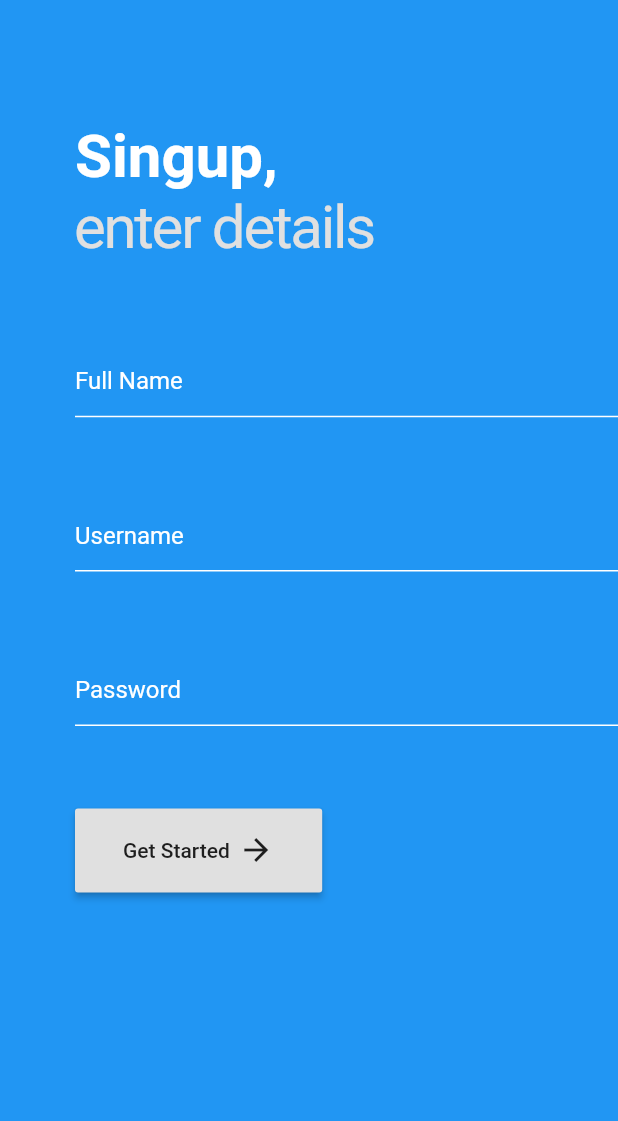
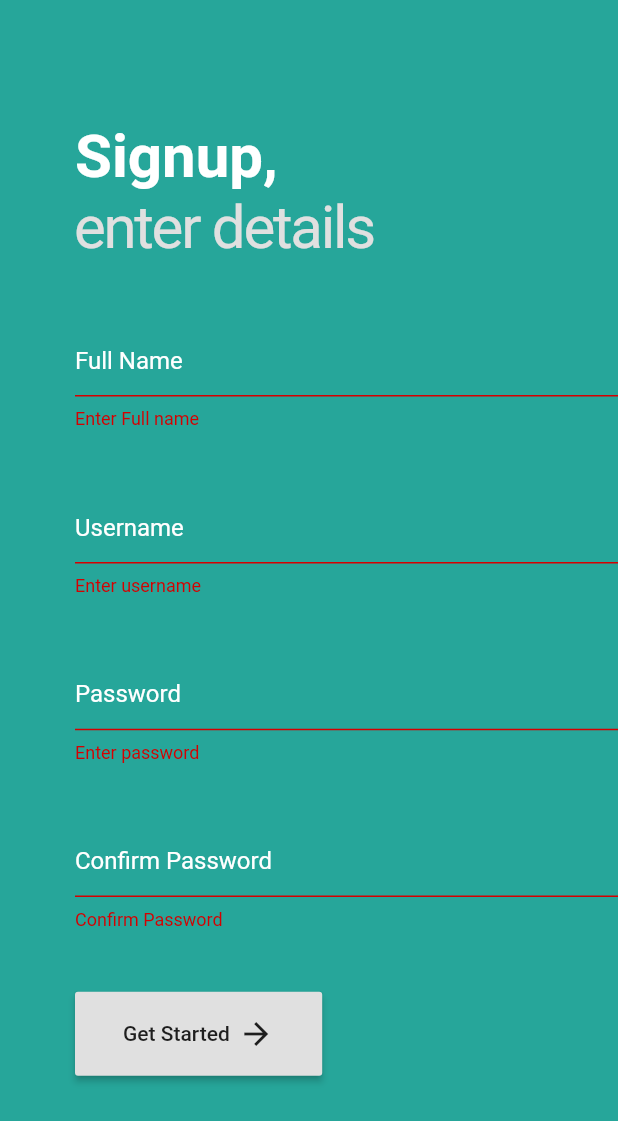
Before and after one commit to mohitsharma23/anchor, a Flutter app: the Signup screen opened by its route, after a tap on "Get Started", on a phone screen of 412 x 824 dp. Shown: the top 1121 px of the screen. Run offline on Flutter 3.47's test engine with Material 2 defaults, Android fonts, the phone set to English and light mode, and no system bars.

Commit message:
Form and user model

```diff
--- /dev/null
+++ b/lib/models/User.dart
@@ -0,0 +1,7 @@
+class UserModel {
+  String fullName;
+  String username;
+  String password;
+
+  UserModel({this.fullName, this.username, this.password});
+}
--- a/lib/pages/login.dart
+++ b/lib/pages/login.dart
@@ -1,4 +1,5 @@
 import 'package:flutter/material.dart';
+import '../models/User.dart';
 
 class Login extends StatefulWidget {
   @override
@@ -6,6 +7,17 @@ class Login extends StatefulWidget {
 }
 
 class _LoginState extends State<Login> {
+  final user = UserModel();
+  final _formKey = GlobalKey<FormState>();
+
+  void validateForm() {
+    if (_formKey.currentState.validate()) {
+      _formKey.currentState.save();
+      print(user.username);
+      print(user.password);
+    }
+  }
+
   @override
   Widget build(BuildContext context) {
     return Scaffold(
@@ -13,12 +25,15 @@ class _LoginState extends State<Login> {
         child: SingleChildScrollView(
             child: Padding(
           padding: const EdgeInsets.fromLTRB(50, 40, 0, 40),
+          child: Form(
+            key: _formKey,
             child: Column(
               crossAxisAlignment: CrossAxisAlignment.start,
               children: <Widget>[
                 SizedBox(height: MediaQuery.of(context).size.height / 20),
                 Text('Welcome,',
-                  style: TextStyle(fontWeight: FontWeight.bold, fontSize: 40)),
+                    style:
+                        TextStyle(fontWeight: FontWeight.bold, fontSize: 40)),
                 Text(
                   'sign in to continue',
                   style: TextStyle(
@@ -26,10 +41,32 @@ class _LoginState extends State<Login> {
                 ),
                 SizedBox(height: MediaQuery.of(context).size.height / 15),
                 TextFormField(
+                  validator: (value) {
+                    if (value.isEmpty) {
+                      return 'Please enter username';
+                    }
+                    return null;
+                  },
+                  onSaved: (value) {
+                    setState(() {
+                      user.username = value;
+                    });
+                  },
                   decoration: InputDecoration(hintText: 'Username'),
                 ),
                 SizedBox(height: MediaQuery.of(context).size.height / 15),
                 TextFormField(
+                  validator: (value) {
+                    if (value.isEmpty) {
+                      return 'Please enter password';
+                    }
+                    return null;
+                  },
+                  onSaved: (value) {
+                    setState(() {
+                      user.password = value;
+                    });
+                  },
                   decoration: InputDecoration(hintText: 'Password'),
                   obscureText: true,
                 ),
@@ -40,7 +77,7 @@ class _LoginState extends State<Login> {
                     Container(
                       width: MediaQuery.of(context).size.width / 2.5,
                       child: RaisedButton(
-                        onPressed: () {},
+                          onPressed: validateForm,
                           child: Padding(
                             padding: const EdgeInsets.all(16.0),
                             child: Row(
@@ -66,6 +103,7 @@ class _LoginState extends State<Login> {
                 )
               ],
             ),
+          ),
         )),
       ),
     );
--- a/lib/pages/signup.dart
+++ b/lib/pages/signup.dart
@@ -1,4 +1,5 @@
 import 'package:flutter/material.dart';
+import 'package:rss_reader/models/User.dart';
 
 class Signup extends StatefulWidget {
   @override
@@ -6,18 +7,31 @@ class Signup extends StatefulWidget {
 }
 
 class _SignupState extends State<Signup> {
+  String password;
+  String confirmPass;
+  final user = UserModel();
+  final _formKey = GlobalKey<FormState>();
+
+  void validateForm() {
+    if (_formKey.currentState.validate()) {
+      print(user);
+    }
+  }
+
   @override
   Widget build(BuildContext context) {
     return Scaffold(
-        backgroundColor: Colors.blue,
+        backgroundColor: Colors.teal[400],
         body: SingleChildScrollView(
           child: Padding(
             padding: const EdgeInsets.fromLTRB(50, 40, 0, 40),
+            child: Form(
+              key: _formKey,
               child: Column(
                   crossAxisAlignment: CrossAxisAlignment.start,
                   children: <Widget>[
                     SizedBox(height: MediaQuery.of(context).size.height / 20),
-                  Text('Singup,',
+                    Text('Signup,',
                         style: TextStyle(
                             fontWeight: FontWeight.bold,
                             fontSize: 40,
@@ -29,45 +43,79 @@ class _SignupState extends State<Signup> {
                           color: Colors.grey[300],
                           letterSpacing: -1.5),
                     ),
-                  SizedBox(height: MediaQuery.of(context).size.height / 15),
-                  TextFormField(
-                    style: TextStyle(color: Colors.white),
-                    decoration: InputDecoration(
+                    SizedBox(height: MediaQuery.of(context).size.height / 20),
+                    CustomTextFormField(
                       hintText: 'Full Name',
-                        hintStyle: TextStyle(color: Colors.white),
-                        focusedBorder: UnderlineInputBorder(
-                            borderSide: BorderSide(color: Colors.black)),
-                        enabledBorder: UnderlineInputBorder(
-                            borderSide: BorderSide(color: Colors.white))),
+                      validator: (String value) {
+                        if (value.isEmpty) {
+                          return 'Enter Full name';
+                        }
+                        return null;
+                      },
+                      onSaved: (String value) {
+                        setState(() {
+                          user.fullName = value;
+                        });
+                      },
+                      isPassword: false,
                     ),
-                  SizedBox(height: MediaQuery.of(context).size.height / 15),
-                  TextFormField(
-                    style: TextStyle(color: Colors.white),
-                    decoration: InputDecoration(
+                    SizedBox(height: MediaQuery.of(context).size.height / 20),
+                    CustomTextFormField(
                       hintText: 'Username',
-                        hintStyle: TextStyle(color: Colors.white),
-                        focusedBorder: UnderlineInputBorder(
-                            borderSide: BorderSide(color: Colors.black)),
-                        enabledBorder: UnderlineInputBorder(
-                            borderSide: BorderSide(color: Colors.white))),
+                      validator: (String value) {
+                        if (value.isEmpty) {
+                          return 'Enter username';
+                        }
+                        return null;
+                      },
+                      onSaved: (String value) {
+                        setState(() {
+                          user.username = value;
+                        });
+                      },
+                      isPassword: false,
                     ),
-                  SizedBox(height: MediaQuery.of(context).size.height / 15),
-                  TextFormField(
-                    style: TextStyle(color: Colors.white),
-                    decoration: InputDecoration(
+                    SizedBox(height: MediaQuery.of(context).size.height / 20),
+                    CustomTextFormField(
                       hintText: 'Password',
-                        hintStyle: TextStyle(color: Colors.white),
-                        focusedBorder: UnderlineInputBorder(
-                            borderSide: BorderSide(color: Colors.black)),
-                        enabledBorder: UnderlineInputBorder(
-                            borderSide: BorderSide(color: Colors.white))),
-                    obscureText: true,
+                      validator: (String value) {
+                        if (value.isEmpty) {
+                          return 'Enter password';
+                        } else if (value.length < 6) {
+                          return 'Password must be more than 6 characters';
+                        }
+                        return null;
+                      },
+                      onChange: (String value) {
+                        setState(() {
+                          password = value;
+                        });
+                      },
+                      isPassword: true,
                     ),
-                  SizedBox(height: MediaQuery.of(context).size.height / 15),
+                    SizedBox(height: MediaQuery.of(context).size.height / 20),
+                    CustomTextFormField(
+                      hintText: 'Confirm Password',
+                      validator: (String value) {
+                        if (value.isEmpty) {
+                          return 'Confirm Password';
+                        } else if (password != value) {
+                          return 'Passwords do not match';
+                        }
+                        return null;
+                      },
+                      onSaved: (String value) {
+                        setState(() {
+                          user.password = value;
+                        });
+                      },
+                      isPassword: true,
+                    ),
+                    SizedBox(height: MediaQuery.of(context).size.height / 20),
                     Container(
                       width: MediaQuery.of(context).size.width / 2.5,
                       child: RaisedButton(
-                        onPressed: () {},
+                          onPressed: validateForm,
                           color: Colors.grey[300],
                           child: Padding(
                             padding: const EdgeInsets.all(16.0),
@@ -82,6 +130,44 @@ class _SignupState extends State<Signup> {
                     )
                   ]),
             ),
+          ),
         ));
   }
 }
+
+class CustomTextFormField extends StatelessWidget {
+  final String hintText;
+  final Function validator;
+  final Function onSaved;
+  final Function onChange;
+  final bool isPassword;
+
+  CustomTextFormField(
+      {this.hintText,
+      this.validator,
+      this.onSaved,
+      this.isPassword,
+      this.onChange});
+  @override
+  Widget build(BuildContext context) {
+    return TextFormField(
+      style: TextStyle(color: Colors.white),
+      validator: this.validator,
+      onSaved: this.onSaved,
+      onChanged: this.onChange,
+      decoration: InputDecoration(
+          hintText: this.hintText,
+          hintStyle: TextStyle(color: Colors.white),
+          errorStyle: TextStyle(color: Colors.redAccent[700]),
+          errorBorder: UnderlineInputBorder(
+              borderSide: BorderSide(color: Colors.redAccent[700])),
+          focusedErrorBorder: UnderlineInputBorder(
+              borderSide: BorderSide(color: Colors.redAccent[700])),
+          focusedBorder:
+              UnderlineInputBorder(borderSide: BorderSide(color: Colors.black)),
+          enabledBorder: UnderlineInputBorder(
+              borderSide: BorderSide(color: Colors.white))),
+      obscureText: this.isPassword ? true : false,
+    );
+  }
+}
```
Lines whose indentation alone changed are shown as unchanged.
